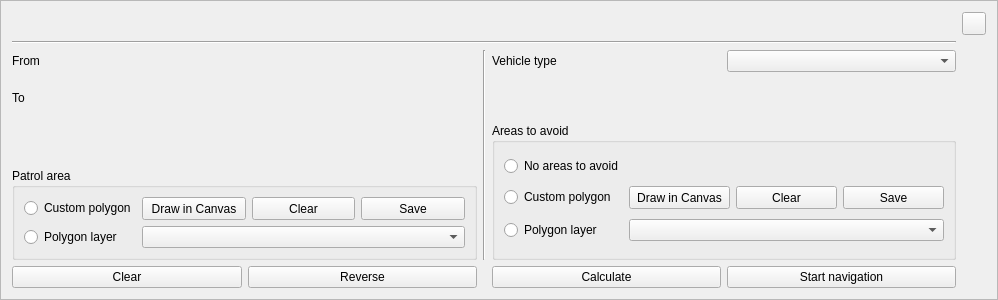
This is kadasrouting/gui/cpbottombar.ui in kadas-albireo/kadas-albireo2 as Qt 5 draws it before an edit. The edited form follows.
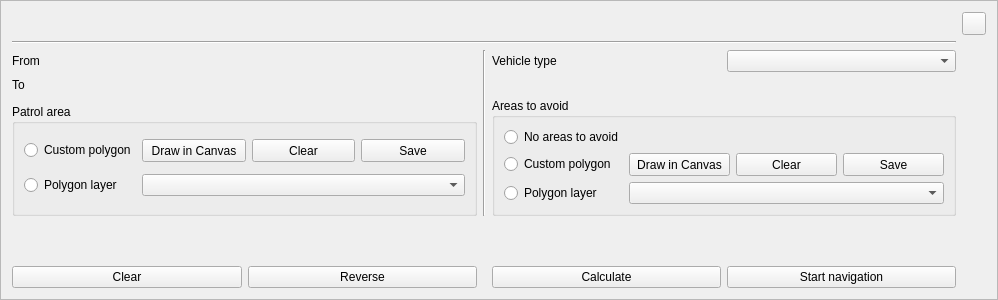
This is the edited form. Icons and pictures are not drawn.

Patch:
```diff
--- a/kadasrouting/gui/cpbottombar.ui
+++ b/kadasrouting/gui/cpbottombar.ui
@@ -33,7 +33,7 @@
      </property>
     </widget>
    </item>
-   <item row="6" column="4">
+   <item row="7" column="4">
     <widget class="QPushButton" name="btnNavigate">
      <property name="sizePolicy">
       <sizepolicy hsizetype="Minimum" vsizetype="Fixed">
@@ -55,7 +55,7 @@
    <item row="5" column="0" colspan="2">
     <widget class="QGroupBox" name="groupBox_patrol">
      <property name="sizePolicy">
-      <sizepolicy hsizetype="Preferred" vsizetype="Minimum">
+      <sizepolicy hsizetype="Preferred" vsizetype="MinimumExpanding">
        <horstretch>0</horstretch>
        <verstretch>0</verstretch>
       </sizepolicy>
@@ -198,7 +198,7 @@
      </property>
     </widget>
    </item>
-   <item row="6" column="0" colspan="2">
+   <item row="7" column="0" colspan="2">
     <widget class="QWidget" name="widgetButton" native="true">
      <layout class="QHBoxLayout" name="horizontalLayout_2">
       <property name="leftMargin">
@@ -249,7 +249,7 @@
      </property>
     </widget>
    </item>
-   <item row="6" column="3">
+   <item row="7" column="3">
     <widget class="QPushButton" name="btnCalculate">
      <property name="sizePolicy">
       <sizepolicy hsizetype="Minimum" vsizetype="Fixed">
@@ -386,6 +386,19 @@
      </layout>
     </widget>
    </item>
+   <item row="6" column="0">
+    <spacer name="verticalSpacer">
+     <property name="orientation">
+      <enum>Qt::Vertical</enum>
+     </property>
+     <property name="sizeHint" stdset="0">
+      <size>
+       <width>20</width>
+       <height>40</height>
+      </size>
+     </property>
+    </spacer>
+   </item>
   </layout>
  </widget>
  <resources/>
```
